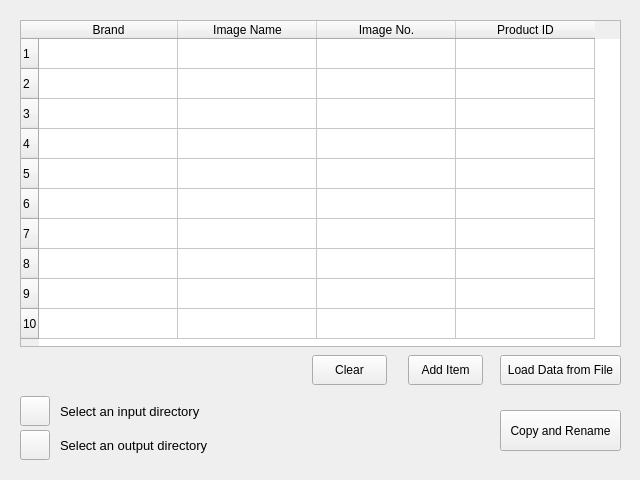
First picture: the form in rename.ui, repository inchcape-dpp/PartScribe, before the edit.
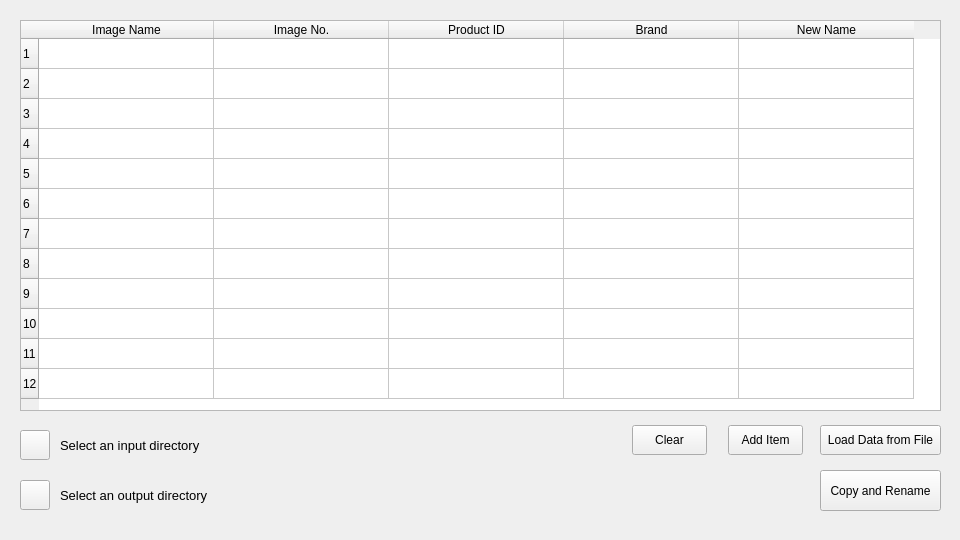
Second picture: the form after the edit. Icons and pictures are not drawn.

```diff
--- a/rename.ui
+++ b/rename.ui
@@ -6,8 +6,8 @@
    <rect>
     <x>0</x>
     <y>0</y>
-    <width>640</width>
-    <height>480</height>
+    <width>960</width>
+    <height>540</height>
    </rect>
   </property>
   <property name="windowTitle">
@@ -19,15 +19,15 @@
      <rect>
       <x>20</x>
       <y>20</y>
-      <width>601</width>
-      <height>327</height>
+      <width>921</width>
+      <height>391</height>
      </rect>
     </property>
     <property name="rowCount">
-     <number>10</number>
+     <number>12</number>
     </property>
     <attribute name="horizontalHeaderDefaultSectionSize">
-     <number>139</number>
+     <number>175</number>
     </attribute>
     <attribute name="horizontalHeaderShowSortIndicator" stdset="0">
      <bool>false</bool>
@@ -49,11 +49,8 @@
     <row/>
     <row/>
     <row/>
-    <column>
-     <property name="text">
-      <string>Brand</string>
-     </property>
-    </column>
+    <row/>
+    <row/>
     <column>
      <property name="text">
       <string>Image Name</string>
@@ -69,12 +66,22 @@
       <string>Product ID</string>
      </property>
     </column>
+    <column>
+     <property name="text">
+      <string>Brand</string>
+     </property>
+    </column>
+    <column>
+     <property name="text">
+      <string>New Name</string>
+     </property>
+    </column>
    </widget>
    <widget class="QPushButton" name="btnInputDir">
     <property name="geometry">
      <rect>
       <x>20</x>
-      <y>396</y>
+      <y>430</y>
       <width>30</width>
       <height>30</height>
      </rect>
@@ -97,7 +104,7 @@
     <property name="geometry">
      <rect>
       <x>20</x>
-      <y>430</y>
+      <y>480</y>
       <width>30</width>
       <height>30</height>
      </rect>
@@ -120,8 +127,8 @@
     <property name="geometry">
      <rect>
       <x>60</x>
-      <y>430</y>
-      <width>351</width>
+      <y>480</y>
+      <width>571</width>
       <height>30</height>
      </rect>
     </property>
@@ -138,8 +145,8 @@
     <property name="geometry">
      <rect>
       <x>60</x>
-      <y>396</y>
-      <width>351</width>
+      <y>430</y>
+      <width>571</width>
       <height>30</height>
      </rect>
     </property>
@@ -155,8 +162,8 @@
    <widget class="QPushButton" name="btnAddItem">
     <property name="geometry">
      <rect>
-      <x>408</x>
-      <y>355</y>
+      <x>728</x>
+      <y>425</y>
       <width>75</width>
       <height>30</height>
      </rect>
@@ -168,8 +175,8 @@
    <widget class="QPushButton" name="btnUploadList">
     <property name="geometry">
      <rect>
-      <x>500</x>
-      <y>355</y>
+      <x>820</x>
+      <y>425</y>
       <width>121</width>
       <height>30</height>
      </rect>
@@ -181,8 +188,8 @@
    <widget class="QPushButton" name="btnCopyRename">
     <property name="geometry">
      <rect>
-      <x>500</x>
-      <y>410</y>
+      <x>820</x>
+      <y>470</y>
       <width>121</width>
       <height>41</height>
      </rect>
@@ -194,8 +201,8 @@
    <widget class="QPushButton" name="btnClear">
     <property name="geometry">
      <rect>
-      <x>312</x>
-      <y>355</y>
+      <x>632</x>
+      <y>425</y>
       <width>75</width>
       <height>30</height>
      </rect>
```
